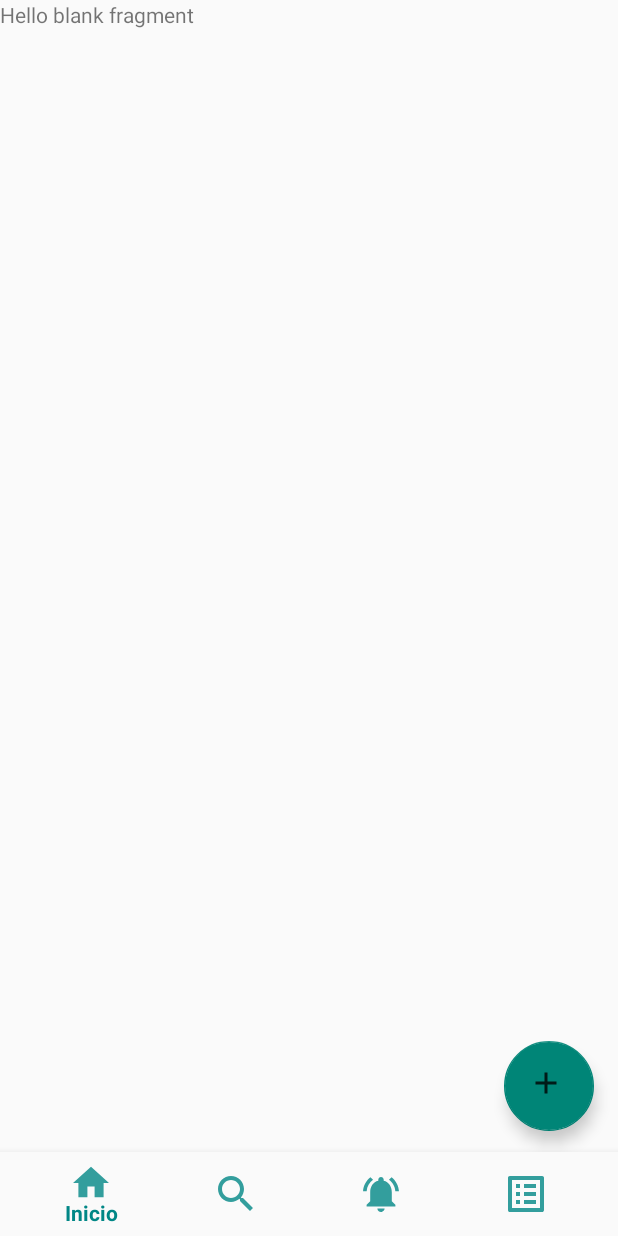
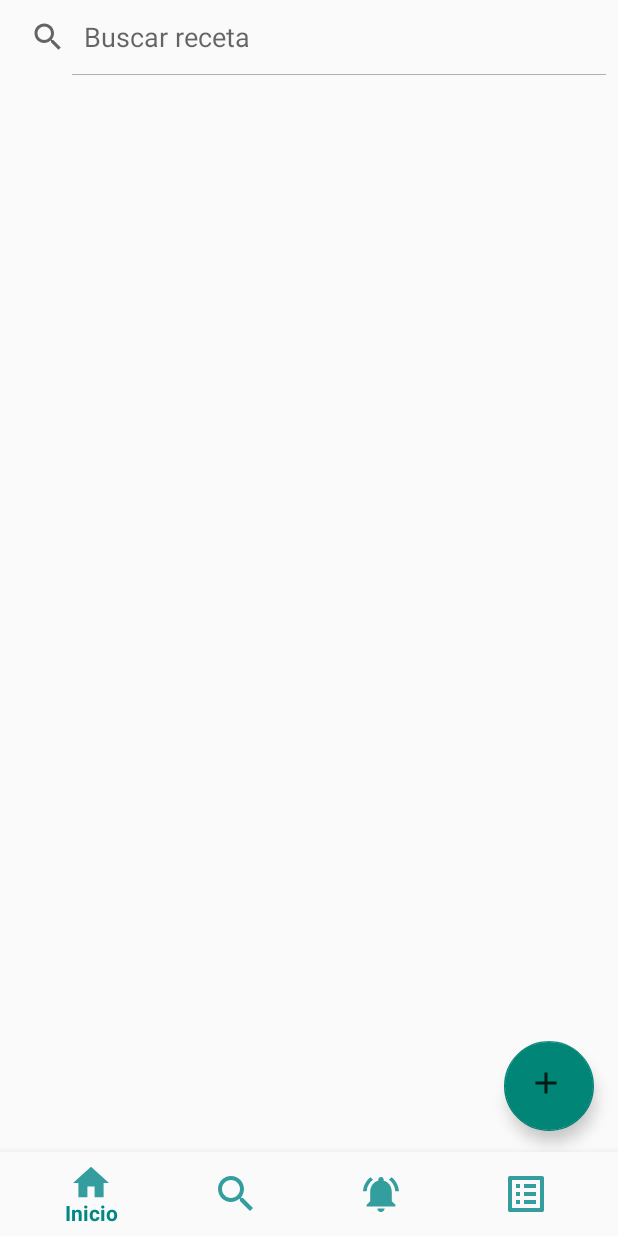
Before and after one commit to FernandoAldair/AllReceips2.0, an Android app: the homeFragment screen opened through its navigation route, on a phone screen of 412 x 824 dp. Run offline under Robolectric (Android 15) with nearby library versions, the phone set to English and light mode, and no system bars; our stand-ins replace navigation-ui.

```diff
--- a/app/src/main/java/com/example/allreceips20/ListaBaseDeDatos/RecetaRepositorio.java
+++ b/app/src/main/java/com/example/allreceips20/ListaBaseDeDatos/RecetaRepositorio.java
@@ -1,7 +1,6 @@
 package com.example.allreceips20.ListaBaseDeDatos;
 
 import android.app.Application;
-import android.net.Uri;
 
 import androidx.lifecycle.LiveData;
 
@@ -21,9 +20,9 @@ public class RecetaRepositorio {
         return recetaDao.obtenerReceta();
     }
 
-    void insertarReceta(String titulo, String descripcion, String portada) {
+    void insertarReceta(String titulo, String descripcion, String portada, int tiempo) {
         executor.execute(() -> {
-            recetaDao.insertarReceta(new Receta(titulo, descripcion, portada));
+            recetaDao.insertarReceta(new Receta(titulo, descripcion, portada, tiempo));
         });
     }
 }
--- a/app/src/main/java/com/example/allreceips20/ListaBaseDeDatos/RecetaViewModel.java
+++ b/app/src/main/java/com/example/allreceips20/ListaBaseDeDatos/RecetaViewModel.java
@@ -25,8 +25,8 @@ public class RecetaViewModel  extends AndroidViewModel {
     public LiveData<List<Receta>> obtenerReceta() {
         return recetaRepositorio.obtenerReceta();
     }
-    void insertarReceta(String titulo, String descripcion, String portada) {
-        recetaRepositorio.insertarReceta(titulo, descripcion, portada);
+    void insertarReceta(String titulo, String descripcion, String portada, int tiempo) {
+        recetaRepositorio.insertarReceta(titulo, descripcion, portada, tiempo);
     }
     void establecerImagenSeleccionada(Uri uri){
         imagenSeleccionada.setValue(uri);
--- a/app/src/main/java/com/example/allreceips20/MiListaFragment.java
+++ b/app/src/main/java/com/example/allreceips20/MiListaFragment.java
@@ -63,7 +63,11 @@ public class MiListaFragment extends Fragment {
             holder.binding.titulo.setText(receta.titulo);
             holder.binding.descripcion.setText(receta.descripcion);
 
-            Glide.with(holder.itemView).load(receta.portada).into(holder.binding.portada);
+
+
+            Glide.with(holder.itemView)
+                    .load(receta.portada)
+                    .into(holder.binding.portada);
         }
 
         @Override
--- a/app/src/main/res/layout/fragment_home.xml
+++ b/app/src/main/res/layout/fragment_home.xml
@@ -1,14 +1,33 @@
 <?xml version="1.0" encoding="utf-8"?>
-<FrameLayout xmlns:android="http://schemas.android.com/apk/res/android"
+<LinearLayout xmlns:android="http://schemas.android.com/apk/res/android"
     xmlns:tools="http://schemas.android.com/tools"
     android:layout_width="match_parent"
     android:layout_height="match_parent"
-    tools:context=".homeFragment">
+    tools:context=".SearchFragment"
+    android:orientation="vertical">
 
-    <!-- TODO: Update blank fragment layout -->
-    <TextView
+    <SearchView
         android:layout_width="match_parent"
-        android:layout_height="match_parent"
-        android:text="@string/hello_blank_fragment" />
+        android:layout_height="50dp"
+        android:queryHint="@string/title_search"
+        android:iconifiedByDefault="false"/>
 
-</FrameLayout>
+    <ScrollView
+        android:layout_width="wrap_content"
+        android:layout_height="wrap_content">
+
+        <LinearLayout
+            android:id="@+id/recetas"
+            android:layout_width="wrap_content"
+            android:layout_height="wrap_content"
+            android:orientation="vertical">
+
+            <androidx.recyclerview.widget.RecyclerView
+                android:layout_width="match_parent"
+                android:layout_height="match_parent" />
+
+        </LinearLayout>
+
+    </ScrollView>
+
+</LinearLayout>
--- a/app/src/main/res/navigation/nav_graph.xml
+++ b/app/src/main/res/navigation/nav_graph.xml
@@ -38,9 +38,6 @@
             android:id="@+id/action_loginFragment_to_miListaFragment"
             app:destination="@id/miListaFragment" />
         <action
-            android:id="@+id/action_loginFragment_to_searchFragment"
-            app:destination="@id/searchFragment" />
-        <action
             android:id="@+id/action_loginFragment_to_notifyFragment"
             app:destination="@id/notifyFragment" />
     </fragment>
@@ -48,7 +45,11 @@
         android:id="@+id/homeFragment"
         android:name="com.example.allreceips20.homeFragment"
         android:label="fragment_home"
-        tools:layout="@layout/fragment_home" />
+        tools:layout="@layout/fragment_home" >
+        <action
+            android:id="@+id/action_homeFragment_to_searchFragment"
+            app:destination="@id/searchFragment" />
+    </fragment>
     <fragment
         android:id="@+id/insertarRecetaFragment"
         android:name="com.example.allreceips20.ListaBaseDeDatos.InsertarRecetaFragment"
@@ -69,6 +70,11 @@
         android:name="com.example.allreceips20.NotifyFragment"
         android:label="fragment_notify"
         tools:layout="@layout/fragment_notify" />
+    <fragment
+        android:id="@+id/recetaViewFragment"
+        android:name="com.example.allreceips20.RecetaViewFragment"
+        android:label="fragment_receta_view"
+        tools:layout="@layout/fragment_receta_view" />
 
 
 </navigation>
--- a/app/src/main/res/values/strings.xml
+++ b/app/src/main/res/values/strings.xml
@@ -12,6 +12,7 @@
 
     <!--Crear Receta-->
     <string name="tittle_Insertar">Crear receta</string>
+    <string name="tittle_receta">Receta</string>
     <string name="title_nombre_receta">Nombre de la receta</string>
 
     <string name="hello_blank_fragment">Hello blank fragment</string>
```
Also changed, not shown: app/src/main/java/com/example/allreceips20/RecetaViewFragment.java (added, +63 -0 lines), app/src/main/res/layout/fragment_receta_view.xml (added, +103 -0 lines).
